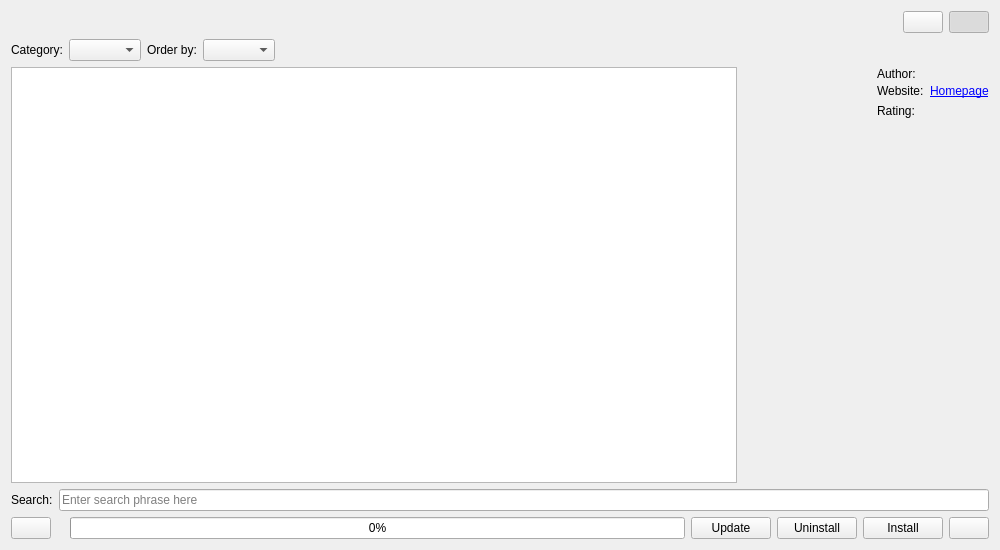
This is plugins/extensions/resourcemanager/wdgdlgcontentdownloader.ui in KDE/krita as Qt 5 draws it before an edit. The edited form follows.
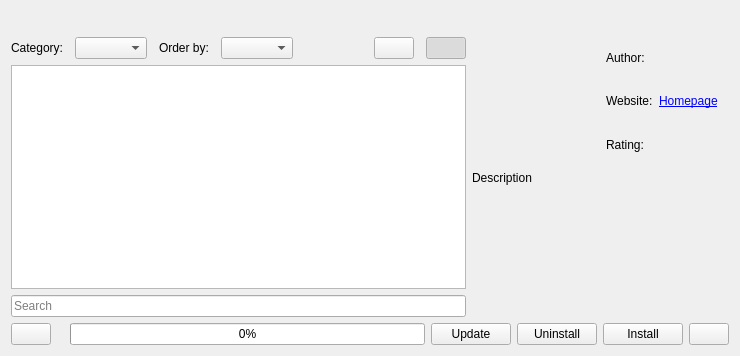
This is the edited form. Custom widgets are drawn as their Qt base class.

Commit message: update the add-on plug in UI so it behaves slightly better. We need to do some work on this as there are some things that are a bit clunky

What changed in the file:
```diff
--- a/plugins/extensions/resourcemanager/wdgdlgcontentdownloader.ui
+++ b/plugins/extensions/resourcemanager/wdgdlgcontentdownloader.ui
@@ -6,15 +6,22 @@
    <rect>
     <x>0</x>
     <y>0</y>
-    <width>1000</width>
-    <height>550</height>
+    <width>740</width>
+    <height>356</height>
    </rect>
   </property>
-  <layout class="QVBoxLayout" name="verticalLayout">
+  <layout class="QVBoxLayout" name="verticalLayout_3">
    <item>
     <layout class="QGridLayout" name="gridLayout_6">
      <item row="0" column="0">
-      <widget class="KTitleWidget" name="m_titleWidget" native="true"/>
+      <widget class="KTitleWidget" name="m_titleWidget" native="true">
+       <property name="minimumSize">
+        <size>
+         <width>100</width>
+         <height>0</height>
+        </size>
+       </property>
+      </widget>
      </item>
      <item row="0" column="1">
       <spacer name="horizontalSpacer">
@@ -29,14 +36,18 @@
        </property>
       </spacer>
      </item>
-     <item row="0" column="2">
-      <widget class="QPushButton" name="iconViewButton">
-       <property name="checkable">
-        <bool>true</bool>
-       </property>
-      </widget>
-     </item>
-     <item row="0" column="3">
+    </layout>
+   </item>
+   <item>
+    <layout class="QHBoxLayout" name="horizontalLayout_2">
+     <item>
+      <layout class="QVBoxLayout" name="verticalLayout">
+       <item>
+        <layout class="QGridLayout" name="gridLayout_4">
+         <property name="horizontalSpacing">
+          <number>12</number>
+         </property>
+         <item row="0" column="6">
       <widget class="QPushButton" name="listViewButton">
        <property name="checkable">
         <bool>true</bool>
@@ -49,22 +60,8 @@
        </property>
       </widget>
      </item>
-    </layout>
-   </item>
-   <item>
-    <layout class="QGridLayout" name="gridLayout_4">
-     <item row="0" column="0">
-      <widget class="QLabel" name="m_categoryLabel">
-       <property name="text">
-        <string>Category:</string>
-       </property>
-       <property name="buddy">
-        <cstring>m_categoryCombo</cstring>
-       </property>
-      </widget>
-     </item>
-     <item row="0" column="1">
-      <widget class="KComboBox" name="m_categoryCombo"/>
+         <item row="0" column="3">
+          <widget class="QComboBox" name="m_orderbyCombo"/>
      </item>
      <item row="0" column="2">
       <widget class="QLabel" name="m_orderbyLabel">
@@ -76,9 +73,6 @@
        </property>
       </widget>
      </item>
-     <item row="0" column="3">
-      <widget class="QComboBox" name="m_orderbyCombo"/>
-     </item>
      <item row="0" column="4">
       <spacer name="horizontalSpacer_2">
        <property name="orientation">
@@ -92,24 +86,28 @@
        </property>
       </spacer>
      </item>
-    </layout>
-   </item>
-   <item>
-    <layout class="QHBoxLayout" name="horizontalLayout_5">
-     <item>
-      <layout class="QHBoxLayout" name="horizontalLayout_2">
-       <property name="minimumSize" stdset="0">
-        <size>
-         <width>600</width>
-         <height>128</height>
-        </size>
-       </property>
-       <property name="maximumSize" stdset="0">
-        <size>
-         <width>600</width>
-         <height>128</height>
-        </size>
-       </property>
+         <item row="0" column="0">
+          <widget class="QLabel" name="m_categoryLabel">
+           <property name="text">
+            <string>Category:</string>
+           </property>
+           <property name="buddy">
+            <cstring>m_categoryCombo</cstring>
+           </property>
+          </widget>
+         </item>
+         <item row="0" column="1">
+          <widget class="KComboBox" name="m_categoryCombo"/>
+         </item>
+         <item row="0" column="5">
+          <widget class="QPushButton" name="iconViewButton">
+           <property name="checkable">
+            <bool>true</bool>
+           </property>
+          </widget>
+         </item>
+        </layout>
+       </item>
        <item>
         <widget class="ItemsView" name="m_listView">
          <property name="enabled">
@@ -121,6 +119,12 @@
            <verstretch>0</verstretch>
           </sizepolicy>
          </property>
+         <property name="minimumSize">
+          <size>
+           <width>400</width>
+           <height>190</height>
+          </size>
+         </property>
          <property name="mouseTracking">
           <bool>true</bool>
          </property>
@@ -132,15 +136,22 @@
          </property>
         </widget>
        </item>
+       <item>
+        <widget class="KLineEdit" name="m_searchEdit">
+         <property name="placeholderText">
+          <string>Search</string>
+         </property>
+         <property name="showClearButton" stdset="0">
+          <bool>true</bool>
+         </property>
+        </widget>
+       </item>
       </layout>
      </item>
      <item>
-      <layout class="QHBoxLayout" name="horizontalLayout_3">
-       <property name="leftMargin">
-        <number>0</number>
-       </property>
+      <layout class="QVBoxLayout" name="verticalLayout_2">
        <item>
-        <layout class="QVBoxLayout" name="verticalLayout_9">
+        <layout class="QHBoxLayout" name="horizontalLayout">
          <item>
           <widget class="ImagePreviewWidget" name="preview1" native="true">
            <property name="sizePolicy">
@@ -161,6 +172,15 @@
              <height>128</height>
             </size>
            </property>
+           <property name="font">
+            <font>
+             <weight>50</weight>
+             <bold>false</bold>
+            </font>
+           </property>
+           <property name="autoFillBackground">
+            <bool>false</bool>
+           </property>
            <property name="text" stdset="0">
             <string/>
            </property>
@@ -170,51 +190,10 @@
           </widget>
          </item>
          <item>
-          <spacer name="verticalSpacer_2">
-           <property name="orientation">
-            <enum>Qt::Vertical</enum>
-           </property>
-           <property name="sizeHint" stdset="0">
-            <size>
-             <width>20</width>
-             <height>0</height>
-            </size>
-           </property>
-          </spacer>
-         </item>
-        </layout>
-       </item>
-       <item>
-        <layout class="QGridLayout" name="gridLayout">
+          <layout class="QGridLayout" name="DetailsInfoLayout">
          <property name="verticalSpacing">
           <number>3</number>
          </property>
-         <item row="3" column="0">
-          <widget class="QLabel" name="label_6">
-           <property name="text">
-            <string>Rating:</string>
-           </property>
-          </widget>
-         </item>
-         <item row="0" column="0">
-          <widget class="QLabel" name="label_3">
-           <property name="sizePolicy">
-            <sizepolicy hsizetype="Fixed" vsizetype="Preferred">
-             <horstretch>0</horstretch>
-             <verstretch>0</verstretch>
-            </sizepolicy>
-           </property>
-           <property name="text">
-            <string>Author:</string>
-           </property>
-           <property name="scaledContents">
-            <bool>false</bool>
-           </property>
-           <property name="alignment">
-            <set>Qt::AlignLeading|Qt::AlignLeft|Qt::AlignVCenter</set>
-           </property>
-          </widget>
-         </item>
          <item row="2" column="0">
           <widget class="QLabel" name="label_5">
            <property name="text">
@@ -228,7 +207,7 @@
             <widget class="KRatingWidget" name="ratingWidget" native="true">
              <property name="minimumSize">
               <size>
-               <width>0</width>
+                 <width>30</width>
                <height>10</height>
               </size>
              </property>
@@ -252,6 +231,13 @@
            </item>
           </layout>
          </item>
+           <item row="3" column="0">
+            <widget class="QLabel" name="label_6">
+             <property name="text">
+              <string>Rating:</string>
+             </property>
+            </widget>
+           </item>
          <item row="2" column="1" colspan="4">
           <widget class="QLabel" name="homepageLabel">
            <property name="text">
@@ -262,6 +248,25 @@
            </property>
           </widget>
          </item>
+           <item row="0" column="0">
+            <widget class="QLabel" name="label_3">
+             <property name="sizePolicy">
+              <sizepolicy hsizetype="Fixed" vsizetype="Preferred">
+               <horstretch>0</horstretch>
+               <verstretch>0</verstretch>
+              </sizepolicy>
+             </property>
+             <property name="text">
+              <string>Author:</string>
+             </property>
+             <property name="scaledContents">
+              <bool>false</bool>
+             </property>
+             <property name="alignment">
+              <set>Qt::AlignLeading|Qt::AlignLeft|Qt::AlignVCenter</set>
+             </property>
+            </widget>
+           </item>
          <item row="0" column="1" colspan="4">
           <widget class="QLabel" name="authorLabel">
            <property name="text">
@@ -269,61 +274,36 @@
            </property>
           </widget>
          </item>
-         <item row="6" column="0" colspan="2">
-          <spacer name="verticalSpacer_5">
-           <property name="orientation">
-            <enum>Qt::Vertical</enum>
-           </property>
-           <property name="sizeHint" stdset="0">
-            <size>
-             <width>20</width>
-             <height>0</height>
-            </size>
-           </property>
-          </spacer>
+          </layout>
          </item>
-         <item row="6" column="0">
+        </layout>
+       </item>
+       <item>
           <widget class="QLabel" name="descriptionLabel">
-           <property name="enabled">
-            <bool>true</bool>
-           </property>
            <property name="text">
-            <string/>
+          <string>Description</string>
            </property>
           </widget>
          </item>
-        </layout>
-       </item>
-      </layout>
-     </item>
-    </layout>
-   </item>
    <item>
-    <layout class="QGridLayout" name="gridLayout_8">
-     <item row="0" column="0">
-      <widget class="QLabel" name="label_4">
-       <property name="text">
-        <string>Search:</string>
-       </property>
-       <property name="buddy">
-        <cstring>m_searchEdit</cstring>
-       </property>
-      </widget>
-     </item>
-     <item row="0" column="1">
-      <widget class="KLineEdit" name="m_searchEdit">
-       <property name="placeholderText">
-        <string>Enter search phrase here</string>
-       </property>
-       <property name="showClearButton" stdset="0">
-        <bool>true</bool>
-       </property>
-      </widget>
+        <spacer name="verticalSpacer">
+         <property name="orientation">
+          <enum>Qt::Vertical</enum>
+         </property>
+         <property name="sizeHint" stdset="0">
+          <size>
+           <width>20</width>
+           <height>40</height>
+          </size>
+         </property>
+        </spacer>
+       </item>
+      </layout>
      </item>
     </layout>
    </item>
    <item>
-    <layout class="QHBoxLayout" name="horizontalLayout">
+    <layout class="QHBoxLayout" name="bottomActionsLayout">
      <item>
       <widget class="QPushButton" name="backButton"/>
      </item>
@@ -377,6 +357,9 @@
     </layout>
    </item>
   </layout>
+  <zorder>preview1</zorder>
+  <zorder>horizontalLayoutWidget_2</zorder>
+  <zorder>verticalLayoutWidget</zorder>
  </widget>
  <customwidgets>
   <customwidget>
```
Lines whose indentation alone changed are shown as unchanged.
